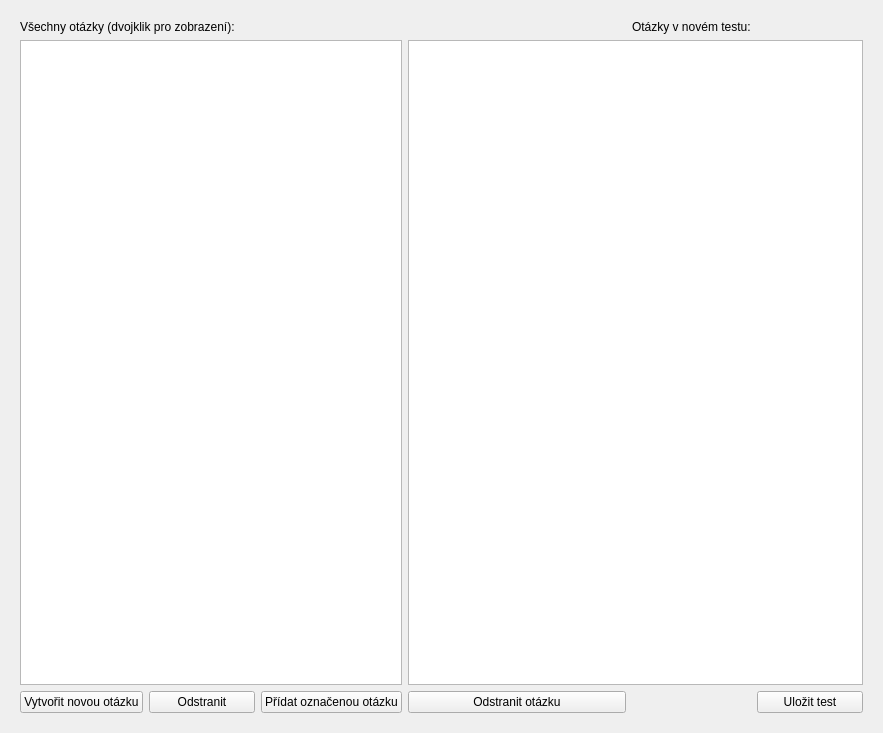
Kukant/ITU-projekt, file MainWindow.ui: the form before one commit.
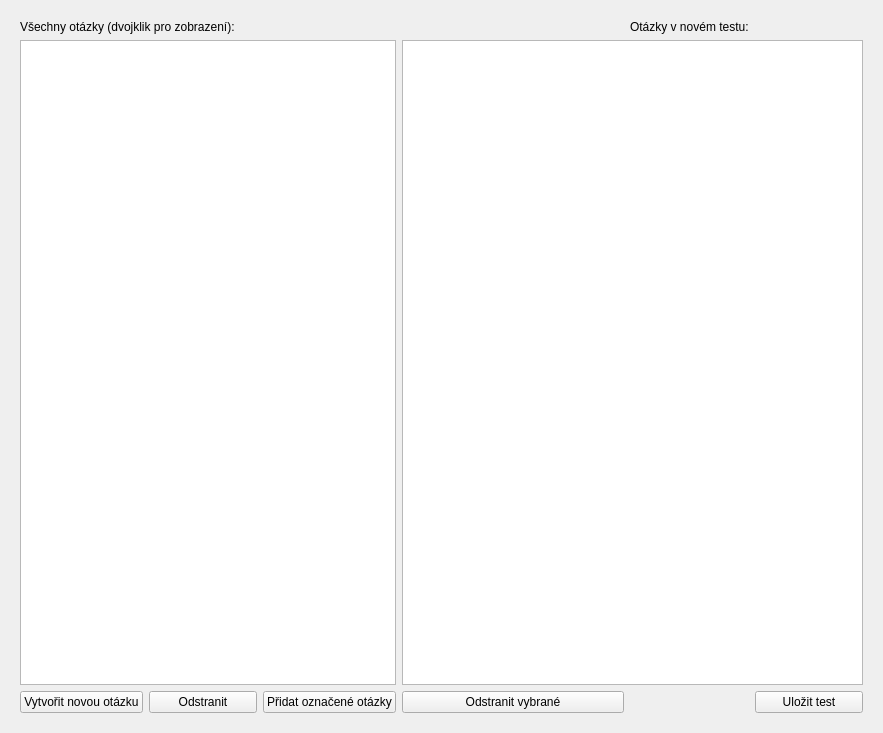
The form after the commit.

Commit message: basic functionality done

```diff
--- a/MainWindow.ui
+++ b/MainWindow.ui
@@ -568,7 +568,7 @@
        <item row="2" column="2">
         <widget class="QPushButton" name="AddQuestionBtn">
          <property name="text">
-          <string>Přídat označenou otázku</string>
+          <string>Přidat označené otázky</string>
          </property>
         </widget>
        </item>
@@ -582,7 +582,7 @@
        <item row="2" column="3" colspan="2">
         <widget class="QPushButton" name="RemoveQuestionBtn">
          <property name="text">
-          <string>Odstranit otázku</string>
+          <string>Odstranit vybrané</string>
          </property>
         </widget>
        </item>
```
Left out of the diff: 12 changed lines with no effect on the pictures. The commit also changes 2 other files.
